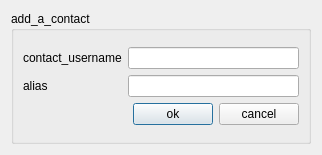
Qt form client/ui/Contact.ui (canercandan/qlik) before a commit.
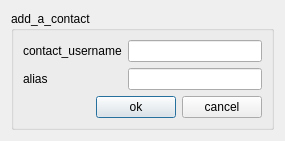
The same form after that commit.

```diff
--- a/client/ui/Contact.ui
+++ b/client/ui/Contact.ui
@@ -5,8 +5,8 @@
    <rect>
     <x>0</x>
     <y>0</y>
-    <width>322</width>
-    <height>155</height>
+    <width>285</width>
+    <height>135</height>
    </rect>
   </property>
   <property name="windowTitle" >
```
